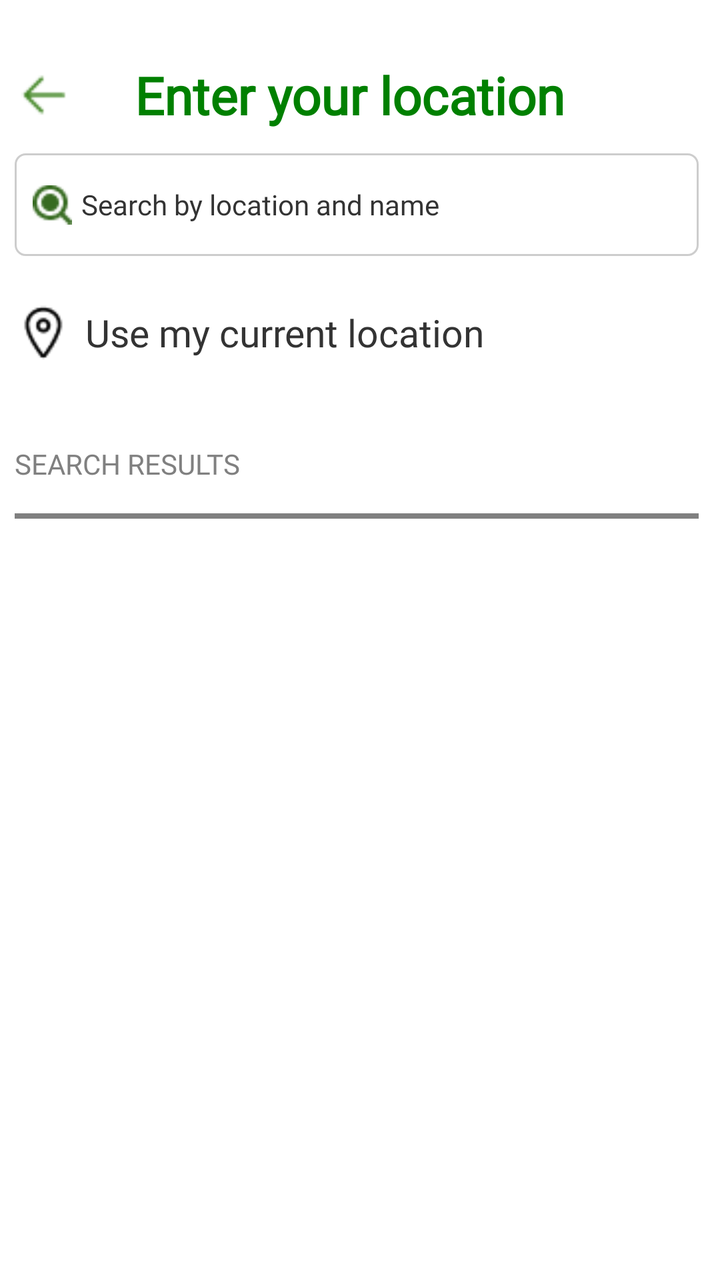
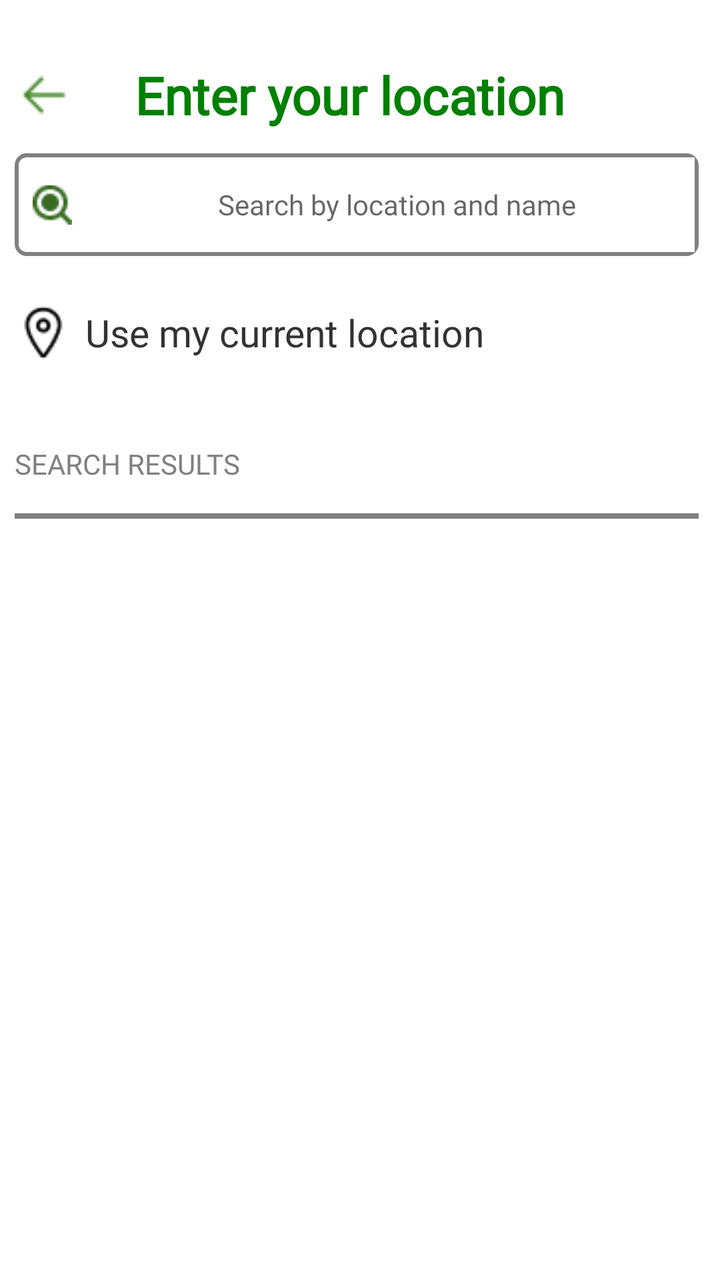

Screens rendered from an Android XML layout before and after an edit, with the pre-edit source and the edit as a unified diff.
<!-- AndroidManifest.xml: application theme Theme.Pruvve -->
<!-- res/layout/activity_search_page.xml -->
<?xml version="1.0" encoding="utf-8"?>
<androidx.constraintlayout.widget.ConstraintLayout xmlns:android="http://schemas.android.com/apk/res/android"
    xmlns:app="http://schemas.android.com/apk/res-auto"
    xmlns:tools="http://schemas.android.com/tools"
    android:layout_width="match_parent"
    android:layout_height="match_parent"
    android:background="@color/white"
    tools:context=".BookPitchFragment">

    <TextView
        android:id="@+id/textView13"
        android:layout_width="0dp"
        android:layout_height="0dp"
        android:fontFamily="@font/my_exo"
        android:gravity="center"
        android:text="Enter your location"
        android:textColor="@color/green"
        android:textSize="26sp"
        android:textStyle="bold"
        app:layout_constraintBottom_toTopOf="@+id/tvsearchBar"
        app:layout_constraintEnd_toStartOf="@+id/guideline176"
        app:layout_constraintStart_toStartOf="parent"
        app:layout_constraintTop_toTopOf="@+id/guideline186"
        tools:ignore="HardcodedText" />

    <ImageView
        android:id="@+id/btnBack"
        android:layout_width="0dp"
        android:layout_height="0dp"
        tools:ignore="ContentDescription"
        android:src="@drawable/ep_back4"
        app:layout_constraintBottom_toTopOf="@+id/imageView7"
        app:layout_constraintEnd_toStartOf="@+id/guideline178"
        app:layout_constraintStart_toStartOf="@+id/guideline169"
        app:layout_constraintTop_toTopOf="@+id/guideline186" />

    <TextView
        android:id="@+id/tvsearchBar"
        android:layout_width="0dp"
        android:layout_height="0dp"
        android:background="@drawable/search_background"
        android:fontFamily="@font/my_poppins"
        android:gravity="center_vertical"
        android:text="\t\t\t\t\tSearch by location and name"
        android:textColor="@color/dark_gray"
        android:textSize="14sp"
        app:layout_constraintBottom_toTopOf="@+id/guideline174"
        app:layout_constraintEnd_toStartOf="@+id/guideline176"
        app:layout_constraintHorizontal_bias="1.0"
        app:layout_constraintStart_toStartOf="@+id/guideline169"
        app:layout_constraintTop_toTopOf="@+id/guideline173"
        app:layout_constraintVertical_bias="0.0"
        tools:ignore="HardcodedText" />

    <ImageView
        android:id="@+id/imageView7"
        android:layout_width="0dp"
        android:layout_height="0dp"
        android:src="@drawable/search_button"
        tools:ignore="ContentDescription"
        app:layout_constraintBottom_toTopOf="@+id/guideline174"
        app:layout_constraintEnd_toStartOf="@+id/guideline178"
        app:layout_constraintStart_toStartOf="@+id/guideline179"
        app:layout_constraintTop_toTopOf="@+id/guideline173" />

    <ImageView
        android:layout_width="0dp"
        android:layout_height="0dp"
        android:src="@drawable/location_icon"
        app:layout_constraintBottom_toTopOf="@+id/guideline182"
        app:layout_constraintEnd_toStartOf="@+id/guideline178"
        app:layout_constraintStart_toStartOf="@+id/guideline169"
        app:layout_constraintTop_toBottomOf="@+id/imageView7"
        tools:ignore="ContentDescription" />

    <TextView
        android:id="@+id/tvcurrentLocation"
        android:layout_width="0dp"
        android:layout_height="0dp"
        android:fontFamily="@font/my_poppins"
        android:gravity="center_vertical"
        android:text="\tUse my current location"
        android:textColor="@color/dark_gray"
        android:textSize="19sp"
        app:layout_constraintBottom_toTopOf="@+id/guideline182"
        app:layout_constraintEnd_toStartOf="@+id/guideline176"
        app:layout_constraintStart_toStartOf="@+id/guideline178"
        app:layout_constraintTop_toTopOf="@+id/guideline174"
        tools:ignore="HardcodedText" />

    <TextView
        android:id="@+id/textView14"
        android:layout_width="0dp"
        android:layout_height="0dp"
        android:fontFamily="@font/my_poppins"
        android:gravity="center_vertical"
        android:text="SEARCH RESULTS"
        android:textColor="@color/gray"
        android:textSize="14sp"
        app:layout_constraintBottom_toTopOf="@+id/guideline181"
        app:layout_constraintEnd_toStartOf="@+id/guideline176"
        app:layout_constraintStart_toStartOf="@+id/guideline169"
        app:layout_constraintTop_toTopOf="@+id/guideline182"
        tools:ignore="HardcodedText" />

    <androidx.recyclerview.widget.RecyclerView
        android:id="@+id/rvSearches"
        android:layout_width="0dp"
        android:layout_height="0dp"
        app:layout_constraintBottom_toBottomOf="parent"
        app:layout_constraintEnd_toStartOf="@+id/guideline176"
        app:layout_constraintStart_toStartOf="@+id/guideline169"
        app:layout_constraintTop_toTopOf="@+id/guideline181" />

    <View
        android:layout_width="0dp"
        android:layout_height="0dp"
        android:background="@color/gray"
        app:layout_constraintBottom_toTopOf="@+id/guideline181"
        app:layout_constraintEnd_toStartOf="@+id/guideline176"
        app:layout_constraintStart_toStartOf="@+id/guideline169"
        app:layout_constraintTop_toTopOf="@+id/guideline187" />

    <androidx.constraintlayout.widget.Guideline
        android:id="@+id/guideline169"
        android:layout_width="wrap_content"
        android:layout_height="wrap_content"
        android:orientation="vertical"
        app:layout_constraintGuide_percent="0.02" />

    <androidx.constraintlayout.widget.Guideline
        android:id="@+id/guideline173"
        android:layout_width="wrap_content"
        android:layout_height="wrap_content"
        android:orientation="horizontal"
        app:layout_constraintGuide_percent="0.12" />

    <androidx.constraintlayout.widget.Guideline
        android:id="@+id/guideline174"
        android:layout_width="wrap_content"
        android:layout_height="0dp"
        android:orientation="horizontal"
        app:layout_constraintGuide_percent="0.20" />

    <androidx.constraintlayout.widget.Guideline
        android:id="@+id/guideline176"
        android:layout_width="wrap_content"
        android:layout_height="wrap_content"
        android:orientation="vertical"
        app:layout_constraintGuide_percent="0.97" />

    <androidx.constraintlayout.widget.Guideline
        android:id="@+id/guideline178"
        android:layout_width="wrap_content"
        android:layout_height="wrap_content"
        android:orientation="vertical"
        app:layout_constraintGuide_percent="0.1" />

    <androidx.constraintlayout.widget.Guideline
        android:id="@+id/guideline179"
        android:layout_width="wrap_content"
        android:layout_height="wrap_content"
        android:orientation="vertical"
        app:layout_constraintGuide_percent="0.045" />

    <androidx.constraintlayout.widget.Guideline
        android:id="@+id/guideline181"
        android:layout_width="wrap_content"
        android:layout_height="wrap_content"
        android:orientation="horizontal"
        app:layout_constraintGuide_percent="0.405" />

    <androidx.constraintlayout.widget.Guideline
        android:id="@+id/guideline182"
        android:layout_width="wrap_content"
        android:layout_height="wrap_content"
        android:orientation="horizontal"
        app:layout_constraintGuide_percent="0.32" />

    <androidx.constraintlayout.widget.Guideline
        android:id="@+id/guideline185"
        android:layout_width="wrap_content"
        android:layout_height="wrap_content"
        android:orientation="horizontal"
        app:layout_constraintGuide_percent="0.1" />

    <androidx.constraintlayout.widget.Guideline
        android:id="@+id/guideline186"
        android:layout_width="wrap_content"
        android:layout_height="wrap_content"
        android:orientation="horizontal"
        app:layout_constraintGuide_percent="0.02872777" />

    <androidx.constraintlayout.widget.Guideline
        android:id="@+id/guideline187"
        android:layout_width="wrap_content"
        android:layout_height="wrap_content"
        android:orientation="horizontal"
        app:layout_constraintGuide_percent="0.401" />


</androidx.constraintlayout.widget.ConstraintLayout>
<!-- resources referenced by this layout -->
<resources>
  <color name="dark_gray">#333333</color>
  <color name="gray">#808080</color>
  <color name="green">#008000</color>
  <color name="white">#FFFFFFFF</color>
  <!-- drawable ep_back4: png bitmap (drawable, 292 bytes) -->
  <!-- drawable location_icon: png bitmap (drawable, 499 bytes) -->
  <!-- drawable search_background (drawable) -->
  <?xml version="1.0" encoding="utf-8"?>
  <shape xmlns:android="http://schemas.android.com/apk/res/android"
      xmlns:app="http://schemas.android.com/apk/res-auto"
      android:shape="rectangle">
      <corners android:radius="5dp"/>
      <solid android:color="@color/white"/>
      <stroke android:width="1dp"
          android:color="@color/light_gray"/>
  
  </shape>
  <!-- drawable search_button: png bitmap (drawable, 577 bytes) -->
  <style name="Theme.Pruvve" parent="Base.Theme.Pruvve" />
  <color name="light_gray">#CDCDCD</color>
  <style name="Base.Theme.Pruvve" parent="Theme.AppCompat.Light.NoActionBar">
          
          
      </style>
</resources>

<!-- the commit's change to res/layout/activity_search_page.xml (unified diff, before → after) -->
@@ -7,6 +7,17 @@
     android:background="@color/white"
     tools:context=".BookPitchFragment">
 
+    <ImageView
+        android:id="@+id/btnBack"
+        android:layout_width="0dp"
+        android:layout_height="0dp"
+        android:src="@drawable/ep_back4"
+        app:layout_constraintBottom_toTopOf="@+id/guideline173"
+        app:layout_constraintEnd_toStartOf="@+id/guideline178"
+        app:layout_constraintStart_toStartOf="@+id/guideline169"
+        app:layout_constraintTop_toTopOf="@+id/guideline186"
+        tools:ignore="ContentDescription" />
+
     <TextView
         android:id="@+id/textView13"
         android:layout_width="0dp"
@@ -17,40 +28,57 @@
         android:textColor="@color/green"
         android:textSize="26sp"
         android:textStyle="bold"
-        app:layout_constraintBottom_toTopOf="@+id/tvsearchBar"
+        app:layout_constraintBottom_toTopOf="@+id/llSearchBar"
         app:layout_constraintEnd_toStartOf="@+id/guideline176"
         app:layout_constraintStart_toStartOf="parent"
         app:layout_constraintTop_toTopOf="@+id/guideline186"
         tools:ignore="HardcodedText" />
 
-    <ImageView
-        android:id="@+id/btnBack"
-        android:layout_width="0dp"
-        android:layout_height="0dp"
-        tools:ignore="ContentDescription"
-        android:src="@drawable/ep_back4"
-        app:layout_constraintBottom_toTopOf="@+id/imageView7"
-        app:layout_constraintEnd_toStartOf="@+id/guideline178"
-        app:layout_constraintStart_toStartOf="@+id/guideline169"
-        app:layout_constraintTop_toTopOf="@+id/guideline186" />
-
-    <TextView
-        android:id="@+id/tvsearchBar"
+    <LinearLayout
+        android:id="@+id/llSearchBar"
         android:layout_width="0dp"
         android:layout_height="0dp"
         android:background="@drawable/search_background"
-        android:fontFamily="@font/my_poppins"
-        android:gravity="center_vertical"
-        android:text="\t\t\t\t\tSearch by location and name"
-        android:textColor="@color/dark_gray"
-        android:textSize="14sp"
         app:layout_constraintBottom_toTopOf="@+id/guideline174"
         app:layout_constraintEnd_toStartOf="@+id/guideline176"
         app:layout_constraintHorizontal_bias="1.0"
         app:layout_constraintStart_toStartOf="@+id/guideline169"
-        app:layout_constraintTop_toTopOf="@+id/guideline173"
-        app:layout_constraintVertical_bias="0.0"
-        tools:ignore="HardcodedText" />
+        app:layout_constraintTop_toTopOf="@+id/guideline173">
+
+        <TextView
+            android:id="@+id/tvSearchBehindBar"
+            android:layout_width="0dp"
+            android:layout_height="0dp"
+            android:layout_marginStart="2dp"
+            android:layout_marginTop="2dp"
+            android:layout_marginBottom="2dp"
+            android:layout_marginEnd="2dp"
+            android:background="@color/white"
+            android:fontFamily="@font/my_poppins"
+            android:gravity="center"
+            android:textColor="@color/dark_gray"
+            android:textSize="14sp"
+            tools:ignore="HardcodedText,LabelFor" />
+
+        <EditText
+            android:id="@+id/etSearchBar"
+            android:layout_width="match_parent"
+            android:layout_height="match_parent"
+            android:layout_marginStart="38dp"
+            android:layout_marginTop="2dp"
+            android:layout_marginBottom="2dp"
+            android:layout_marginEnd="2dp"
+            android:autofillHints="none"
+            android:background="@color/white"
+            android:fontFamily="@font/my_poppins"
+            android:gravity="center"
+            android:hint="Search by location and name"
+            android:importantForAutofill="no"
+            android:inputType="textWebEditText"
+            android:textColor="@color/black"
+            android:textSize="14sp"
+            tools:ignore="HardcodedText,LabelFor" />
+    </LinearLayout>
 
     <ImageView
         android:id="@+id/imageView7"
<!-- resource entries referenced after the edit -->
@@ -1,5 +1,6 @@
 <!-- resources referenced by this layout -->
 <resources>
+  <color name="black">#FF000000</color>
   <color name="dark_gray">#333333</color>
   <color name="gray">#808080</color>
   <color name="green">#008000</color>
@@ -9,20 +10,14 @@
   <!-- drawable search_background (drawable) -->
   <?xml version="1.0" encoding="utf-8"?>
   <shape xmlns:android="http://schemas.android.com/apk/res/android"
-      xmlns:app="http://schemas.android.com/apk/res-auto"
       android:shape="rectangle">
       <corners android:radius="5dp"/>
       <solid android:color="@color/white"/>
-      <stroke android:width="1dp"
-          android:color="@color/light_gray"/>
+      <stroke android:width="2dp"
+          android:color="@color/gray"/>
   
   </shape>
   <!-- drawable search_button: png bitmap (drawable, 577 bytes) -->
-  <style name="Theme.Pruvve" parent="Base.Theme.Pruvve" />
-  <color name="light_gray">#CDCDCD</color>
-  <style name="Base.Theme.Pruvve" parent="Theme.AppCompat.Light.NoActionBar">
-          
-          
-      </style>
+  <style name="Theme.Pruvve" parent="Theme.AppCompat.DayNight.DarkActionBar" />
 </resources>
 
